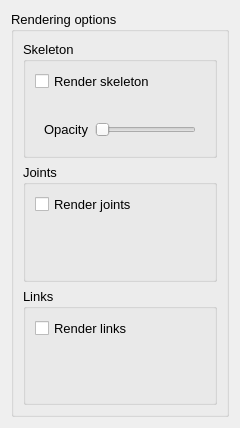
Before: the Qt Designer form GUI/SideWidgetComponents/RenderingOptionsWidget.ui in istee/cor3d, drawn with Qt 5.
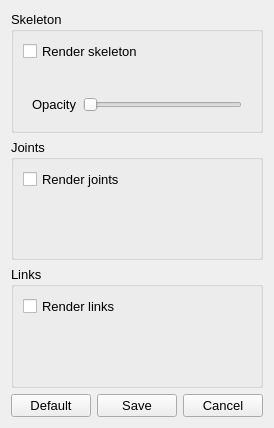
After: the same form once the commit is applied. Custom widgets are drawn as their Qt base class.

What changed in the file:
```diff
--- a/GUI/SideWidgetComponents/RenderingOptionsWidget.ui
+++ b/GUI/SideWidgetComponents/RenderingOptionsWidget.ui
@@ -20,12 +20,6 @@
   </property>
   <layout class="QVBoxLayout" name="verticalLayout">
    <item>
-    <widget class="SideWidgetGroupBox" name="groupBox">
-     <property name="title">
-      <string>Rendering options</string>
-     </property>
-     <layout class="QVBoxLayout" name="verticalLayout_5">
-      <item>
        <widget class="QGroupBox" name="skeleton_rendering_options">
         <property name="font">
          <font>
@@ -119,8 +113,30 @@
         </layout>
        </widget>
       </item>
-     </layout>
-    </widget>
+   <item>
+    <layout class="QHBoxLayout" name="buttons">
+     <item>
+      <widget class="QPushButton" name="pushButton">
+       <property name="text">
+        <string>Default</string>
+       </property>
+      </widget>
+     </item>
+     <item>
+      <widget class="QPushButton" name="pushButton_2">
+       <property name="text">
+        <string>Save</string>
+       </property>
+      </widget>
+     </item>
+     <item>
+      <widget class="QPushButton" name="pushButton_3">
+       <property name="text">
+        <string>Cancel</string>
+       </property>
+      </widget>
+     </item>
+    </layout>
    </item>
   </layout>
  </widget>
@@ -137,12 +153,6 @@
    <header location="global">GUI/BasicWidgets/BaseEntityComboBox.h</header>
    <container>1</container>
   </customwidget>
-  <customwidget>
-   <class>SideWidgetGroupBox</class>
-   <extends>QGroupBox</extends>
-   <header>GUI/SideWidgetComponents/SideWidgetGroupBox.h</header>
-   <container>1</container>
-  </customwidget>
  </customwidgets>
  <resources/>
  <connections/>
```
Left out of the diff: 3 changed lines with no effect on the pictures. Lines whose indentation alone changed are shown as unchanged.
